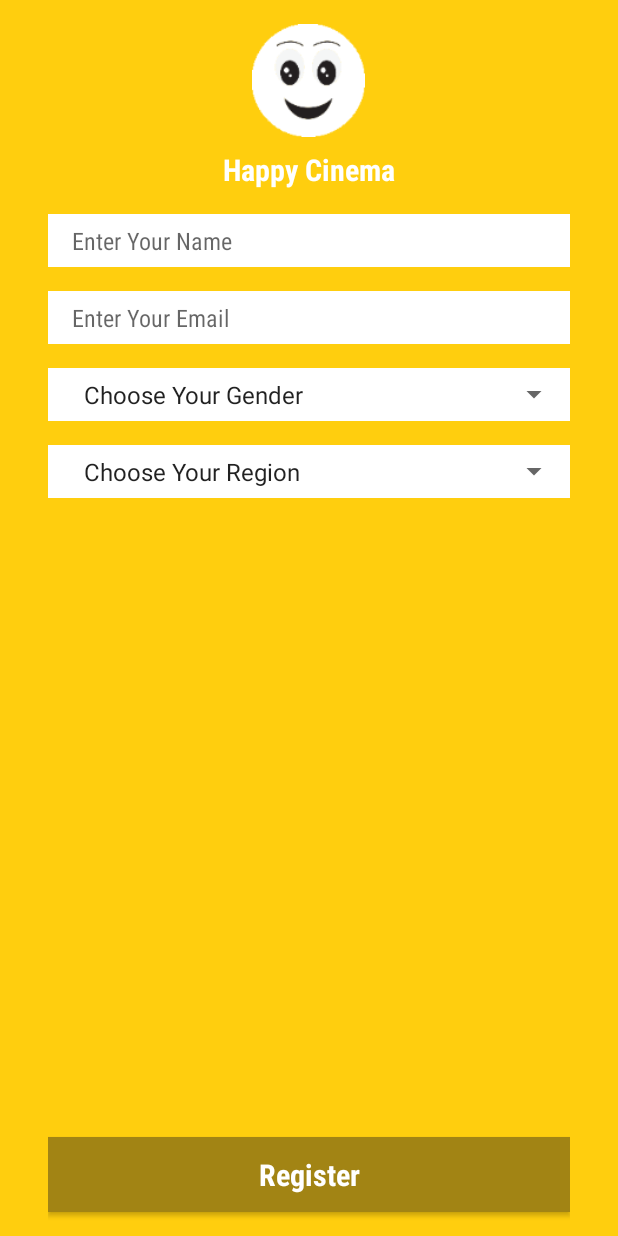
After one commit to minphone/happyonlinecinematicket, an Android app: the RegisterActivity screen opened directly, with no data from a screen before it, on a phone screen of 412 x 824 dp. The commit adds this screen. Run offline under Robolectric (Android 15) with nearby library versions, the phone set to English and light mode, and no system bars; our stand-ins replace ButterKnife.

Commit message:
Add register screen

```diff
--- a/app/src/main/AndroidManifest.xml
+++ b/app/src/main/AndroidManifest.xml
@@ -17,6 +17,11 @@
         android:theme="@style/AppTheme.NoActionBar">
 
     </activity>
+
+    <activity
+        android:name=".activity.RegisterActivity"
+        android:screenOrientation="portrait"
+        android:theme="@style/AppTheme.NoActionBar"/>
 
     <activity
         android:name=".activity.CinemaActivity"
--- /dev/null
+++ b/app/src/main/java/co/minphone/happyonlinecinematicket/activity/RegisterActivity.java
@@ -0,0 +1,71 @@
+package co.minphone.happyonlinecinematicket.activity;
+
+import android.content.Context;
+import android.content.Intent;
+import android.os.Bundle;
+import android.support.annotation.Nullable;
+import android.support.v7.widget.AppCompatSpinner;
+import android.widget.TextView;
+import butterknife.BindView;
+import co.minphone.happyonlinecinematicket.R;
+import co.minphone.happyonlinecinematicket.core.BaseActivity;
+
+public class RegisterActivity extends BaseActivity {
+
+  private static final String USERNAME = "UserName";
+  private static final String EMAIL = "Email";
+  private static final String GENDER = "Gender";
+
+  private String userName;
+  private String gender;
+  private String email;
+
+  @BindView(R.id.tv_email) TextView tvEmail;
+  @BindView(R.id.tv_user_name) TextView tvUserName;
+  @BindView(R.id.spinner_sex) AppCompatSpinner spinnerSex;
+  @BindView(R.id.spinner_location) AppCompatSpinner spinnerLoaction;
+
+  public static void start(Context context, String userName, String email, String gender) {
+    Intent starter = new Intent(context, RegisterActivity.class);
+    starter.putExtra(USERNAME, userName);
+    starter.putExtra(EMAIL, email);
+    starter.putExtra(GENDER, gender);
+    context.startActivity(starter);
+  }
+
+  @Override protected void onCreate(@Nullable Bundle savedInstanceState) {
+    super.onCreate(savedInstanceState);
+
+    Bundle bundle = getIntent().getExtras();
+    if (bundle != null) {
+      userName = bundle.getString(USERNAME);
+      email = bundle.getString(EMAIL);
+      gender = bundle.getString(GENDER);
+      bindData();
+    }
+  }
+
+  @Override protected int getLayoutId() {
+    return R.layout.activity_register;
+  }
+
+  private void bindData() {
+    if (userName != null) {
+      if (userName.length() > 0) {
+        tvUserName.setText(userName);
+      }
+    }
+    if (email != null) {
+      if (email.length() > 0) {
+        tvEmail.setText(email);
+      }
+    }
+    if (gender != null) {
+      if (gender.equals("male")) {
+        spinnerSex.setSelection(1);
+      } else if (gender.equals("female")) {
+        spinnerSex.setSelection(2);
+      }
+    }
+  }
+}
--- /dev/null
+++ b/app/src/main/res/drawable/ic_add_black_24dp.xml
@@ -0,0 +1,5 @@
+<vector android:alpha="0.9" android:height="50dp" android:tint="#FF1427"
+    android:viewportHeight="24.0" android:viewportWidth="24.0"
+    android:width="50dp" xmlns:android="http://schemas.android.com/apk/res/android">
+    <path android:fillColor="#FF000000" android:pathData="M19,13h-6v6h-2v-6H5v-2h6V5h2v6h6v2z"/>
+</vector>
--- /dev/null
+++ b/app/src/main/res/drawable/ic_play_circle_filled_black_24dp.xml
@@ -0,0 +1,5 @@
+<vector android:height="35dp" android:tint="#FFCE0E"
+    android:viewportHeight="24.0" android:viewportWidth="24.0"
+    android:width="35dp" xmlns:android="http://schemas.android.com/apk/res/android">
+    <path android:fillColor="#FF000000" android:pathData="M12,2C6.48,2 2,6.48 2,12s4.48,10 10,10 10,-4.48 10,-10S17.52,2 12,2zM10,16.5v-9l6,4.5 -6,4.5z"/>
+</vector>
--- /dev/null
+++ b/app/src/main/res/layout/activity_register.xml
@@ -0,0 +1,163 @@
+<?xml version="1.0" encoding="utf-8"?>
+<RelativeLayout xmlns:android="http://schemas.android.com/apk/res/android"
+    android:layout_width="match_parent"
+    android:layout_height="match_parent"
+    android:background="@color/colorPrimary"
+    android:orientation="vertical"
+    android:paddingLeft="@dimen/margin_large"
+    android:paddingRight="@dimen/margin_large"
+    >
+
+  <LinearLayout
+      android:id="@+id/layout_title"
+      android:layout_width="match_parent"
+      android:layout_height="wrap_content"
+      android:layout_marginTop="@dimen/margin_normal"
+      android:gravity="center_horizontal"
+      android:orientation="vertical"
+      >
+
+    <ImageView
+        android:layout_width="75dp"
+        android:layout_height="75dp"
+        android:src="@mipmap/icon_white"
+        />
+
+    <TextView
+        android:id="@+id/tv_title"
+        android:layout_width="wrap_content"
+        android:layout_height="wrap_content"
+        android:layout_gravity="center_horizontal"
+        android:layout_marginTop="@dimen/margin_small"
+        android:fontFamily="sans-serif-condensed"
+        android:text="@string/app_title"
+        android:textColor="@color/colorWhite"
+        android:textSize="@dimen/font_large"
+        android:textStyle="bold"
+        />
+
+  </LinearLayout>
+
+  <LinearLayout
+      android:id="@+id/layout_user_name"
+      android:layout_width="match_parent"
+      android:layout_height="wrap_content"
+      android:layout_below="@id/layout_title"
+      android:layout_marginTop="@dimen/margin_normal"
+      android:background="@color/colorWhite"
+      >
+
+    <TextView
+        android:id="@+id/tv_user_name"
+        android:layout_width="match_parent"
+        android:layout_height="35dp"
+        android:fontFamily="sans-serif-condensed"
+        android:gravity="center_vertical"
+        android:hint="@string/hint_user_name"
+        android:paddingEnd="@dimen/margin_normal"
+        android:paddingLeft="@dimen/margin_normal"
+        android:paddingRight="@dimen/margin_normal"
+        android:paddingStart="@dimen/margin_normal"
+        android:textColor="@color/colorLightBlack"
+        android:textSize="@dimen/font_normal"
+        />
+
+  </LinearLayout>
+
+  <LinearLayout
+      android:id="@+id/layout_email"
+      android:layout_width="match_parent"
+      android:layout_height="wrap_content"
+      android:layout_below="@id/layout_user_name"
+      android:layout_marginTop="@dimen/margin_normal"
+      android:background="@color/colorWhite"
+      >
+
+    <TextView
+        android:id="@+id/tv_email"
+        android:layout_width="match_parent"
+        android:layout_height="35dp"
+        android:fontFamily="sans-serif-condensed"
+        android:gravity="center_vertical"
+        android:hint="@string/hint_email"
+        android:paddingEnd="@dimen/margin_normal"
+        android:paddingLeft="@dimen/margin_normal"
+        android:paddingRight="@dimen/margin_normal"
+        android:paddingStart="@dimen/margin_normal"
+        android:textColor="@color/colorLightBlack"
+        android:textSize="@dimen/font_normal"
+        />
+
+  </LinearLayout>
+
+  <LinearLayout
+      android:id="@+id/layout_gender"
+      android:layout_width="match_parent"
+      android:layout_height="wrap_content"
+      android:layout_below="@id/layout_email"
+      android:layout_marginTop="@dimen/margin_normal"
+      android:background="@color/colorWhite"
+      >
+
+    <android.support.v7.widget.AppCompatSpinner
+        android:id="@+id/spinner_sex"
+        android:layout_width="match_parent"
+        android:layout_height="35dp"
+        android:entries="@array/gender_arrays"
+        android:fontFamily="sans-serif-condensed"
+        android:paddingEnd="@dimen/margin_normal"
+        android:paddingLeft="@dimen/margin_normal"
+        android:paddingRight="@dimen/margin_normal"
+        android:paddingStart="@dimen/margin_normal"
+        android:prompt="@string/title_gender"
+        android:textColor="@color/colorLightBlack"
+        android:textSize="@dimen/font_normal"
+        />
+
+  </LinearLayout>
+
+  <LinearLayout
+      android:id="@+id/layout_region"
+      android:layout_width="match_parent"
+      android:layout_height="wrap_content"
+      android:layout_below="@id/layout_gender"
+      android:layout_marginTop="@dimen/margin_normal"
+      android:background="@color/colorWhite"
+      >
+
+    <android.support.v7.widget.AppCompatSpinner
+        android:id="@+id/spinner_location"
+        android:layout_width="match_parent"
+        android:layout_height="35dp"
+        android:entries="@array/region_arrays"
+        android:fontFamily="sans-serif-condensed"
+        android:paddingEnd="@dimen/margin_normal"
+        android:paddingLeft="@dimen/margin_normal"
+        android:paddingRight="@dimen/margin_normal"
+        android:paddingStart="@dimen/margin_normal"
+        android:prompt="@string/title_location"
+        android:textColor="@color/colorLightBlack"
+        android:textSize="@dimen/font_normal"
+        />
+
+  </LinearLayout>
+
+  <Button
+      android:id="@+id/btn_register"
+      android:layout_width="match_parent"
+      android:layout_height="50dp"
+      android:layout_alignParentBottom="true"
+      android:layout_marginBottom="@dimen/font_normal"
+      android:background="@color/colorAccent"
+      android:clickable="true"
+      android:focusable="true"
+      android:fontFamily="sans-serif-condensed"
+      android:foreground="@drawable/ripple_white"
+      android:text="@string/txt_register"
+      android:textAllCaps="false"
+      android:textColor="@color/colorWhite"
+      android:textSize="@dimen/font_large"
+      android:textStyle="bold"
+      />
+
+</RelativeLayout>
--- a/app/src/main/res/values/dimens.xml
+++ b/app/src/main/res/values/dimens.xml
@@ -9,6 +9,7 @@
 
   <dimen name="margin_small_n">-8dp</dimen>
   <dimen name="margin_tiny_n">-4dp</dimen>
+  <dimen name="margin_normal_n">-16dp</dimen>
 
   <dimen name="font_small">12sp</dimen>
   <dimen name="font_normal">16sp</dimen>
--- a/app/src/main/res/values/strings.xml
+++ b/app/src/main/res/values/strings.xml
@@ -1,5 +1,6 @@
 <resources>
   <string name="app_name">HappyOnlineCinemaTicket</string>
+  <string name="app_title">Happy Cinema</string>
 
   <string name="menu_search">Search</string>
   <string name="menu_map">map</string>
@@ -7,6 +8,9 @@
   <string name="heading_today_movie">Today in the Cinema</string>
   <string name="heading_coming_movie">Coming Soon</string>
   <string name="heading_movie_theater">Movie Theater</string>
+
+  <string name="hint_user_name">Enter Your Name</string>
+  <string name="hint_email">Enter Your Email</string>
 
   <string name="title_movies">Movies</string>
 
@@ -23,6 +27,33 @@
 
   <string name="facebook_app_id">156135738412536</string>
   <string name="fb_login_protocol_scheme">fb156135738412536</string>
-  <string name="app_title">Happy Cinema</string>
+  <string name="title_gender">Select Your Gender</string>
+  <string name="title_location">Choose Your Region</string>
+  <string name="txt_register">Register</string>
+
+  <string-array name="gender_arrays">
+    <item>Choose Your Gender</item>
+    <item>Male</item>
+    <item>Female</item>
+  </string-array>
+
+  <string-array name="region_arrays">
+    <item>Choose Your Region</item>
+    <item>Yangon</item>
+    <item>Nay Pyi Taw</item>
+    <item>Mandalay</item>
+    <!--<item>Bago</item>
+    <item>Magway</item>
+    <item>Ayeyarwady</item>
+    <item>Tanintharyi</item>
+    <item>Rakhine</item>
+    <item>Shan</item>
+    <item>Mon</item>
+    <item>Kayin</item>
+    <item>Kachin</item>
+    <item>Kayah</item>
+    <item>Sagaing</item>
+    <item>Chin</item>-->
+  </string-array>
 
 </resources>
```
Also changed, not shown: app/src/main/java/co/minphone/happyonlinecinematicket/activity/LogInActivity.java (+24 -10 lines), app/src/main/res/layout/activity_movie_detail.xml (+74 -0 lines), app/src/main/res/mipmap-xxxhdpi/icon_white.png (added).
